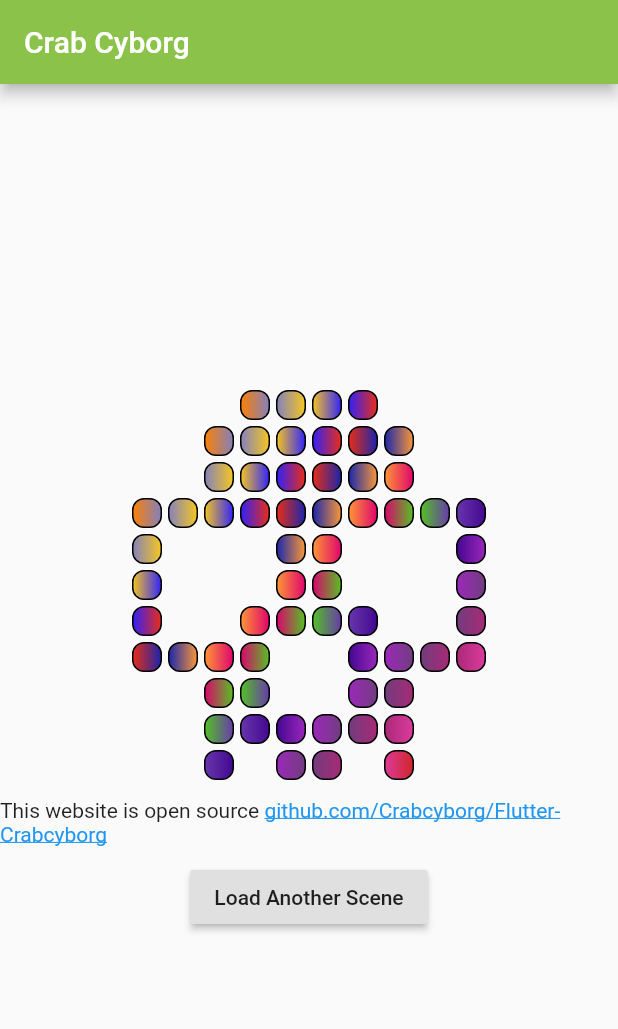
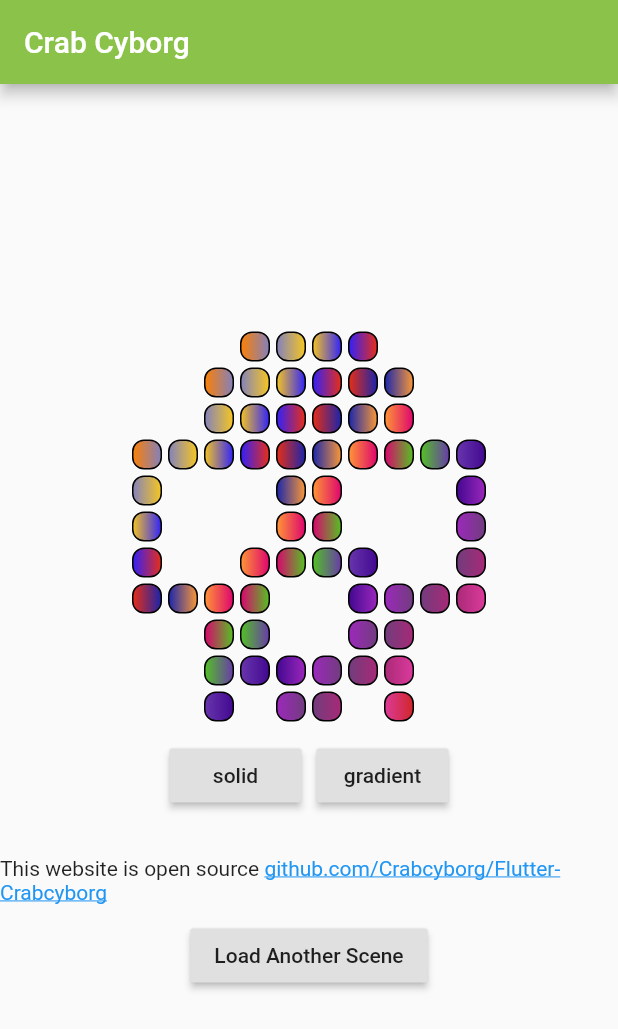
Before and after one commit to Crabcyborg/Flutter-Crabcyborg, a Flutter app: the screen it shows after launch, on a phone screen of 412 x 824 dp. Shown: the top 1029 px of the screen. Run offline on Flutter 3.47's test engine with Material 2 defaults, Android fonts, the phone set to English and light mode, and no system bars; drawn by our look-alikes of flutter_linkify.

Commit message:
toggle between gradient and solid

```diff
--- a/lib/main.dart
+++ b/lib/main.dart
@@ -22,6 +22,8 @@ List<String> colorStrings = [
 List<Color> colors;
 
 void main() => runApp(MyApp());
+
+String style = "gradient";
 
 List<List> grid = [];
 
@@ -142,7 +144,7 @@ class _MyHomePageState extends State<MyHomePage> with SingleTickerProviderStateM
                     margin: const EdgeInsets.all(2.0),
                     decoration: new BoxDecoration(
                       color: value['empty'] ? null : colors[(value['colorIndex'] + animation.value.toInt()) % colors.length],
-                      gradient: value['empty'] ? null : new LinearGradient(
+                      gradient: value['empty'] || style != 'gradient' ? null : new LinearGradient(
                         colors: value['empty'] ? [] : [
                           colors[(value['colorIndex'] + animation.value.toInt()) % colors.length],
                           colors[(value['colorIndex'] + animation.value.toInt() + 1) % colors.length]
@@ -157,7 +159,25 @@ class _MyHomePageState extends State<MyHomePage> with SingleTickerProviderStateM
                   )
                 ).toList()
               )
-          ).toList()..add(
+          ).toList()
+          ..add(SizedBox(height: 10))
+          ..add(
+            Row(
+              mainAxisAlignment: MainAxisAlignment.center,
+              children: <Widget>[
+              RaisedButton(
+                onPressed: () => style = 'solid',
+                child: Text('solid')
+              ),
+              SizedBox(width: 10),
+              RaisedButton(
+                onPressed: () => style = 'gradient',
+                child: Text('gradient')
+              )
+            ])
+          )
+          ..add(SizedBox(height: 20))
+          ..add(
             Container(
               margin: const EdgeInsets.only(top: 10.0),
               child: Linkify(
@@ -172,7 +192,8 @@ class _MyHomePageState extends State<MyHomePage> with SingleTickerProviderStateM
                 linkStyle: TextStyle(color: Colors.blue[500]),
               )
             )
-          )..add(
+          )
+          ..add(
             Container(
               margin: const EdgeInsets.only(top: 10.0),
               child: RaisedButton(
```
